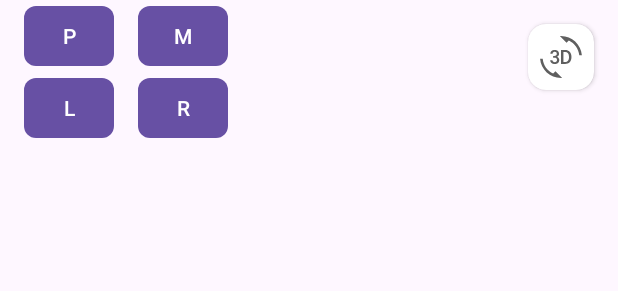
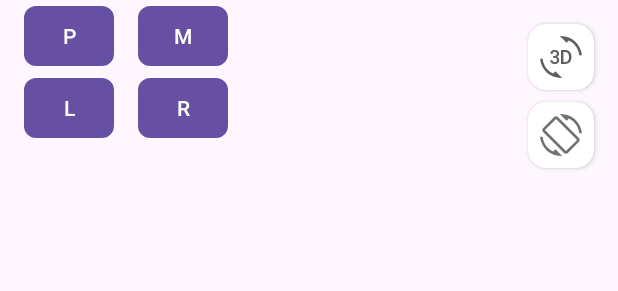
Before and after one commit to NikitaRybakov21/VRPanoramaEngine, an Android app: the layout object_picking_overlay.xml on its own in the app's theme, with its tools: preview values and no code run, on a phone screen of 412 x 824 dp. Shown: the top 291 px of the screen. Run offline under Robolectric (Android 15) with nearby library versions, the phone set to English and light mode, and no system bars.

```diff
--- a/app/src/main/java/com/example/vrpanoramaengine/panorama/render/PanoramaRender.java
+++ b/app/src/main/java/com/example/vrpanoramaengine/panorama/render/PanoramaRender.java
@@ -209,6 +209,12 @@ public class PanoramaRender extends Renderer implements OnObjectPickedListener {
         }
     }
 
+    public void rotateScenePanoramaAxisXSpec(double radian) {
+        if(currentPanoramaScene != null) {
+            currentPanoramaScene.rotateSceneAxisXSpec(radian);
+        }
+    }
+
     public void rotateArrow(double angle) {
         currentPanoramaScene.correctAngleDegree(angle);
     }
--- /dev/null
+++ b/app/src/main/res/drawable/baseline_screen_lock_rotation_24.xml
@@ -0,0 +1,5 @@
+<vector android:alpha="0.8" android:height="24dp" android:tint="#000000"
+    android:viewportHeight="24" android:viewportWidth="24"
+    android:width="24dp" xmlns:android="http://schemas.android.com/apk/res/android">
+    <path android:fillColor="@android:color/white" android:pathData="M23.25,12.77l-2.57,-2.57 -1.41,1.41 2.22,2.22 -5.66,5.66L4.51,8.17l5.66,-5.66 2.1,2.1 1.41,-1.41L11.23,0.75c-0.59,-0.59 -1.54,-0.59 -2.12,0L2.75,7.11c-0.59,0.59 -0.59,1.54 0,2.12l12.02,12.02c0.59,0.59 1.54,0.59 2.12,0l6.36,-6.36c0.59,-0.59 0.59,-1.54 0,-2.12zM8.47,20.48C5.2,18.94 2.86,15.76 2.5,12L1,12c0.51,6.16 5.66,11 11.95,11l0.66,-0.03 -3.81,-3.82 -1.33,1.33zM16,9h5c0.55,0 1,-0.45 1,-1L22,4c0,-0.55 -0.45,-1 -1,-1v-0.5C21,1.12 19.88,0 18.5,0S16,1.12 16,2.5L16,3c-0.55,0 -1,0.45 -1,1v4c0,0.55 0.45,1 1,1zM16.8,2.5c0,-0.94 0.76,-1.7 1.7,-1.7s1.7,0.76 1.7,1.7L20.2,3h-3.4v-0.5z"/>
+</vector>
--- /dev/null
+++ b/app/src/main/res/drawable/baseline_screen_rotation_24.xml
@@ -0,0 +1,5 @@
+<vector android:alpha="0.8" android:height="24dp" android:tint="#000000"
+    android:viewportHeight="24" android:viewportWidth="24"
+    android:width="24dp" xmlns:android="http://schemas.android.com/apk/res/android">
+    <path android:fillColor="@android:color/white" android:pathData="M16.48,2.52c3.27,1.55 5.61,4.72 5.97,8.48h1.5C23.44,4.84 18.29,0 12,0l-0.66,0.03 3.81,3.81 1.33,-1.32zM10.23,1.75c-0.59,-0.59 -1.54,-0.59 -2.12,0L1.75,8.11c-0.59,0.59 -0.59,1.54 0,2.12l12.02,12.02c0.59,0.59 1.54,0.59 2.12,0l6.36,-6.36c0.59,-0.59 0.59,-1.54 0,-2.12L10.23,1.75zM14.83,21.19L2.81,9.17l6.36,-6.36 12.02,12.02 -6.36,6.36zM7.52,21.48C4.25,19.94 1.91,16.76 1.55,13L0.05,13C0.56,19.16 5.71,24 12,24l0.66,-0.03 -3.81,-3.81 -1.33,1.32z"/>
+</vector>
--- a/app/src/main/res/layout/object_picking_overlay.xml
+++ b/app/src/main/res/layout/object_picking_overlay.xml
@@ -24,6 +24,29 @@
             android:alpha="0.7"
             android:foreground="?attr/selectableItemBackground"
             android:src="@drawable/baseline_3d_rotation_24" />
+
+    </androidx.cardview.widget.CardView>
+
+    <androidx.cardview.widget.CardView
+        android:id="@+id/rotateButton"
+        android:layout_width="44dp"
+        android:layout_height="44dp"
+        android:foreground="?attr/selectableItemBackground"
+        app:cardCornerRadius="12dp"
+        android:layout_marginEnd="16dp"
+        android:layout_marginTop="8dp"
+        app:layout_constraintEnd_toEndOf="parent"
+        app:layout_constraintTop_toBottomOf="@+id/debugButton">
+
+        <ImageView
+            android:id="@+id/rotateImage"
+            android:layout_width="match_parent"
+            android:layout_height="match_parent"
+            android:layout_gravity="center"
+            android:alpha="0.7"
+            android:foreground="?attr/selectableItemBackground"
+            android:padding="8dp"
+            android:src="@drawable/baseline_screen_rotation_24" />
 
     </androidx.cardview.widget.CardView>
 
```
Also changed, not shown: app/src/main/java/com/example/vrpanoramaengine/panorama/fragments/PanoramaFragmentView.java (+20 -0 lines), app/src/main/java/com/example/vrpanoramaengine/panorama/render/RotateSceneInertialSensorListener.java (added, +103 -0 lines), app/src/main/java/com/example/vrpanoramaengine/panorama/render/ScenePanorama.java (+28 -0 lines), app/src/main/java/com/example/vrpanoramaengine/panorama/render/TouchSceneListener.java (+9 -9 lines).
